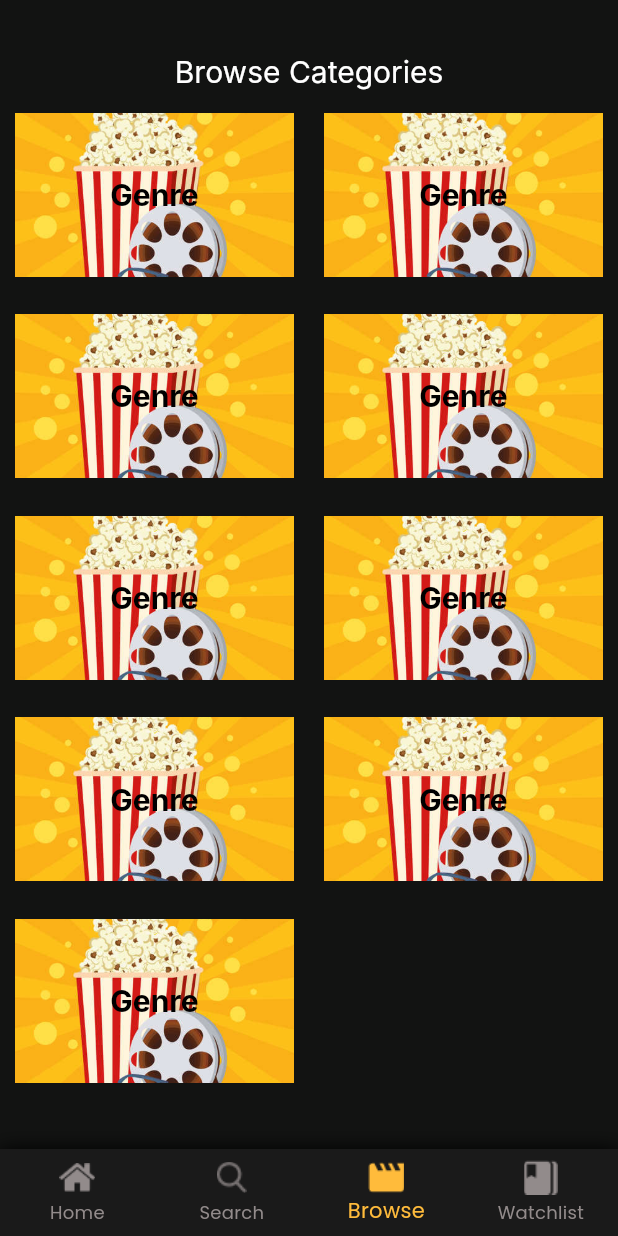
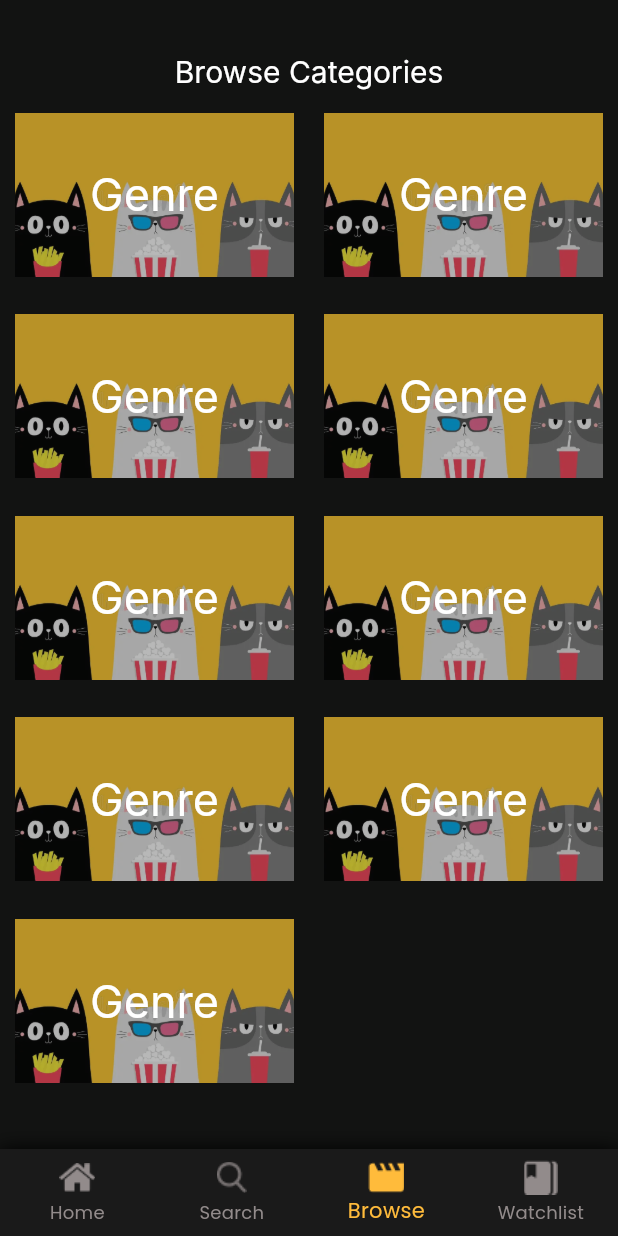
Before and after one commit to motazyusuf/MoviesApp, a Flutter app: the screen it shows after launch, item 3 of the bottom bar chosen, on a phone screen of 412 x 824 dp. Run offline on Flutter 3.47's test engine with Material 3 defaults, Android fonts, the light colour scheme and no system bars; our stand-ins replace carousel_slider; Roboto replaces fonts that are missing (Inter).

Commit message:
-Genre placeHolder image

```diff
--- a/lib/browse/presentation/widgets/genre_item.dart
+++ b/lib/browse/presentation/widgets/genre_item.dart
@@ -15,14 +15,17 @@ class GenreItem extends StatelessWidget {
       children: [
         Container(
           decoration: const BoxDecoration(
-              image: DecorationImage(
-                  fit: BoxFit.cover,
-                  image: AssetImage("assets/images/genre.jpg"))),
-        ),
+                image: DecorationImage(
+                    opacity: 0.7,
+                    fit: BoxFit.cover,
+                    image: AssetImage("assets/images/img_1.png"))),
+          ),
         Text("Genre",
-            style: theme.textTheme.titleLarge!
-                .copyWith(color: Colors.black, fontWeight: FontWeight.bold))
-      ],
+            style: theme.textTheme.titleLarge!.copyWith(
+                  color: Colors.white,
+                  fontWeight: FontWeight.w400,
+                  fontSize: 30))
+        ],
       ),
     );
   }
```
Also changed, not shown: assets/images/img_1.png (added).
